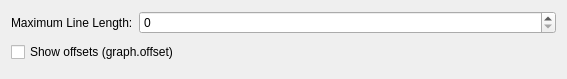
The window that src/dialogs/preferences/GraphOptionsWidget.ui (rizinorg/cutter) describes before a commit, drawn with Qt 5.
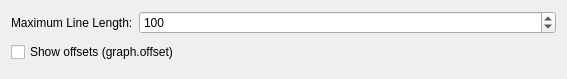
The same window after the commit.

Commit message: Improve default line-width values on graph

Diff of the .ui file:
```diff
--- a/src/dialogs/preferences/GraphOptionsWidget.ui
+++ b/src/dialogs/preferences/GraphOptionsWidget.ui
@@ -24,7 +24,17 @@
       </widget>
      </item>
      <item row="0" column="1">
-      <widget class="QSpinBox" name="maxColsSpinBox"/>
+      <widget class="QSpinBox" name="maxColsSpinBox">
+       <property name="minimum">
+        <number>25</number>
+       </property>
+       <property name="maximum">
+        <number>256</number>
+       </property>
+       <property name="value">
+        <number>100</number>
+       </property>
+      </widget>
      </item>
     </layout>
    </item>
```
